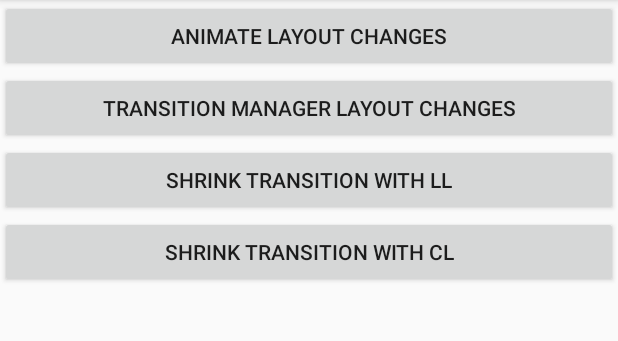
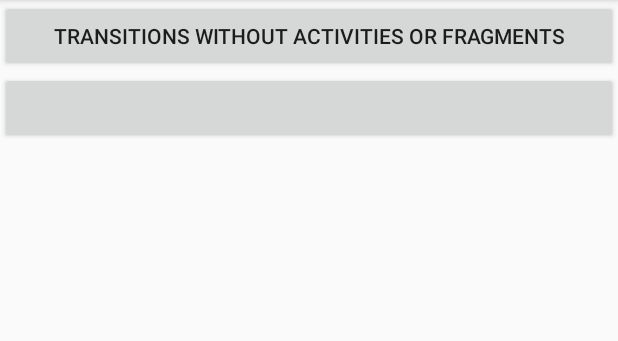
Before and after one commit to amilcar-andrade/sandbox, an Android app: the screen it shows after launch (MainActivity before the commit, IndexActivity after it), on a phone screen of 412 x 824 dp, the part 84-425 px from its top. Run offline under Robolectric (Android 15) with nearby library versions, the phone set to English and light mode, and no system bars.

Commit message:
Creates IndexActivity to be able to reuse this project for multiple things

```diff
--- a/app/src/main/AndroidManifest.xml
+++ b/app/src/main/AndroidManifest.xml
@@ -9,13 +9,13 @@
         android:roundIcon="@mipmap/ic_launcher_round"
         android:supportsRtl="true"
         android:theme="@style/AppTheme">
-        <activity android:name=".MainActivity">
+        <activity android:name=".IndexActivity">
             <intent-filter>
                 <action android:name="android.intent.action.MAIN" />
 
                 <category android:name="android.intent.category.LAUNCHER" />
             </intent-filter>
         </activity>
+        <activity android:name=".TransitionsWithoutActivitiesFragments" />
     </application>
-
 </manifest>
--- /dev/null
+++ b/app/src/main/java/a2/sandbox/IndexActivity.java
@@ -0,0 +1,20 @@
+package a2.sandbox;
+
+import android.content.Intent;
+import android.os.Bundle;
+import android.support.annotation.Nullable;
+import android.support.v7.app.AppCompatActivity;
+import android.view.View;
+
+public class IndexActivity extends AppCompatActivity {
+
+    @Override
+    protected void onCreate(@Nullable Bundle savedInstanceState) {
+        super.onCreate(savedInstanceState);
+        setContentView(R.layout.activity_index);
+    }
+
+    public void startTransitionWithoutActFragActivity(View view) {
+        startActivity(new Intent(this, TransitionsWithoutActivitiesFragments.class));
+    }
+}
--- a/app/src/main/java/a2/sandbox/MainActivity.java
+++ b/app/src/main/java/a2/sandbox/TransitionsWithoutActivitiesFragments.java
@@ -9,12 +9,12 @@ import android.support.v7.app.AppCompatActivity;
 import android.os.Bundle;
 import android.view.View;
 
-public class MainActivity extends AppCompatActivity {
+public class TransitionsWithoutActivitiesFragments extends AppCompatActivity {
 
     @Override
     protected void onCreate(Bundle savedInstanceState) {
         super.onCreate(savedInstanceState);
-        setContentView(R.layout.activity_main);
+        setContentView(R.layout.activity_transitions_without_act_frag);
     }
 
     public void showAnimateLayoutChangesFragment(View ignored) {
--- /dev/null
+++ b/app/src/main/res/layout/activity_index.xml
@@ -0,0 +1,26 @@
+<?xml version="1.0" encoding="utf-8"?>
+<ScrollView
+    xmlns:tools="http://schemas.android.com/tools"
+    xmlns:android="http://schemas.android.com/apk/res/android"
+    android:layout_width="match_parent"
+    android:layout_height="match_parent"
+    tools:context=".IndexActivity">
+
+    <LinearLayout
+        android:layout_width="match_parent"
+        android:layout_height="wrap_content"
+        android:orientation="vertical">
+
+        <Button
+            android:layout_width="match_parent"
+            android:layout_height="wrap_content"
+            android:text="@string/transitions_without_act_frag"
+            android:onClick="startTransitionWithoutActFragActivity"/>
+
+        <Button
+            android:layout_width="match_parent"
+            android:layout_height="wrap_content" />
+
+    </LinearLayout>
+
+</ScrollView>
--- a/app/src/main/res/layout/activity_main.xml
+++ b/app/src/main/res/layout/activity_transitions_without_act_frag.xml
@@ -5,7 +5,7 @@
     xmlns:tools="http://schemas.android.com/tools"
     android:layout_width="match_parent"
     android:layout_height="match_parent"
-    tools:context="a2.sandbox.MainActivity">
+    tools:context="a2.sandbox.TransitionsWithoutActivitiesFragments">
 
     <LinearLayout
         android:layout_width="match_parent"
--- a/app/src/main/res/values/strings.xml
+++ b/app/src/main/res/values/strings.xml
@@ -1,5 +1,8 @@
 <resources>
     <string name="app_name">sandbox</string>
+    <!-- Index -->
+    <string name="transitions_without_act_frag">Transitions without Activities or Fragments</string>
+
     <string name="animate_layout_changes">Animate Layout Changes</string>
     <string name="transition_manager_layout_changes">Transition Manager Layout Changes</string>
     <string name="shrink_linear_layout">Shrink transition with LL </string>
```
